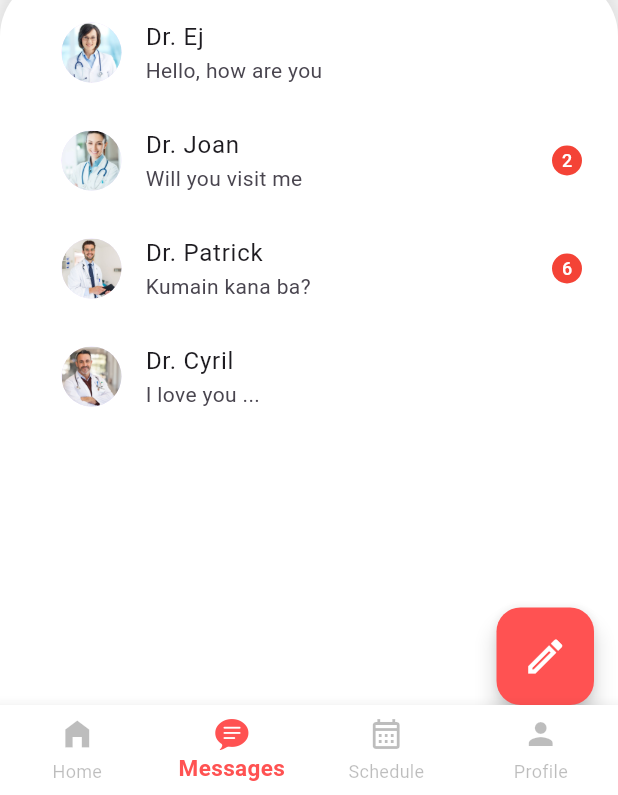
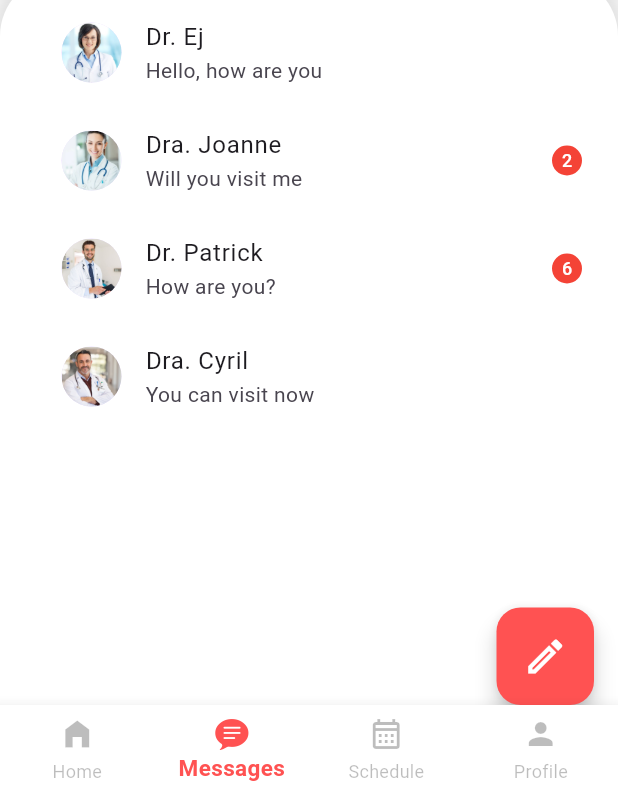
Before and after one commit to cyrlvldz/HASH, a Flutter app: the screen it shows after launch, item 2 of the bottom bar chosen, on a phone screen of 412 x 824 dp, the part 441-1236 px from its top. Run offline on Flutter 3.47's test engine with Material 3 defaults, Android fonts, the phone set to English and light mode, and no system bars; our stand-ins replace material_design_icons_flutter.

Commit message:
Update chat_screen.dart

```diff
--- a/lib/chat_screen.dart
+++ b/lib/chat_screen.dart
@@ -156,9 +156,9 @@ class _ChatScreenState extends State<ChatScreen> {
                 padding: const EdgeInsets.only(left: 25),
                 children: [
                   buildConversationRow('Dr. Ej', 'Hello, how are you', 'doctor1.jpg', 0),
-                  buildConversationRow('Dr. Joan', 'Will you visit me', 'doctor2.jpg', 2),
-                  buildConversationRow('Dr. Patrick', 'Kumain kana ba?', 'doctor3.jpg', 6),
-                  buildConversationRow('Dr. Cyril', 'I love you ...', 'doctor4.jpg', 0),
+                  buildConversationRow('Dra. Joanne', 'Will you visit me', 'doctor2.jpg', 2),
+                  buildConversationRow('Dr. Patrick', 'How are you?', 'doctor3.jpg', 6),
+                  buildConversationRow('Dra. Cyril', 'You can visit now', 'doctor4.jpg', 0),
                 ],
               ),
             ),
```
